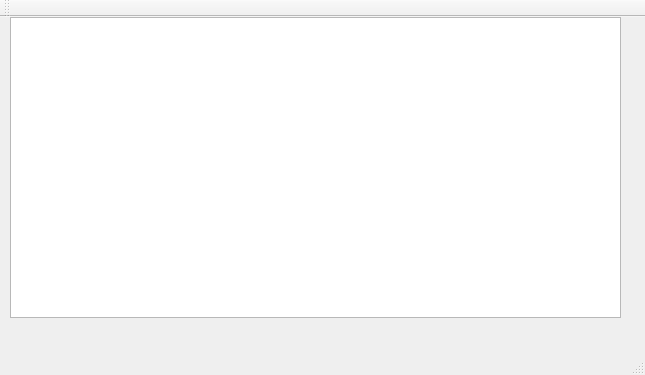
The window that mainwindow.ui (Alina1999mikh/AppForRecipe) describes before a commit, drawn with Qt 5.
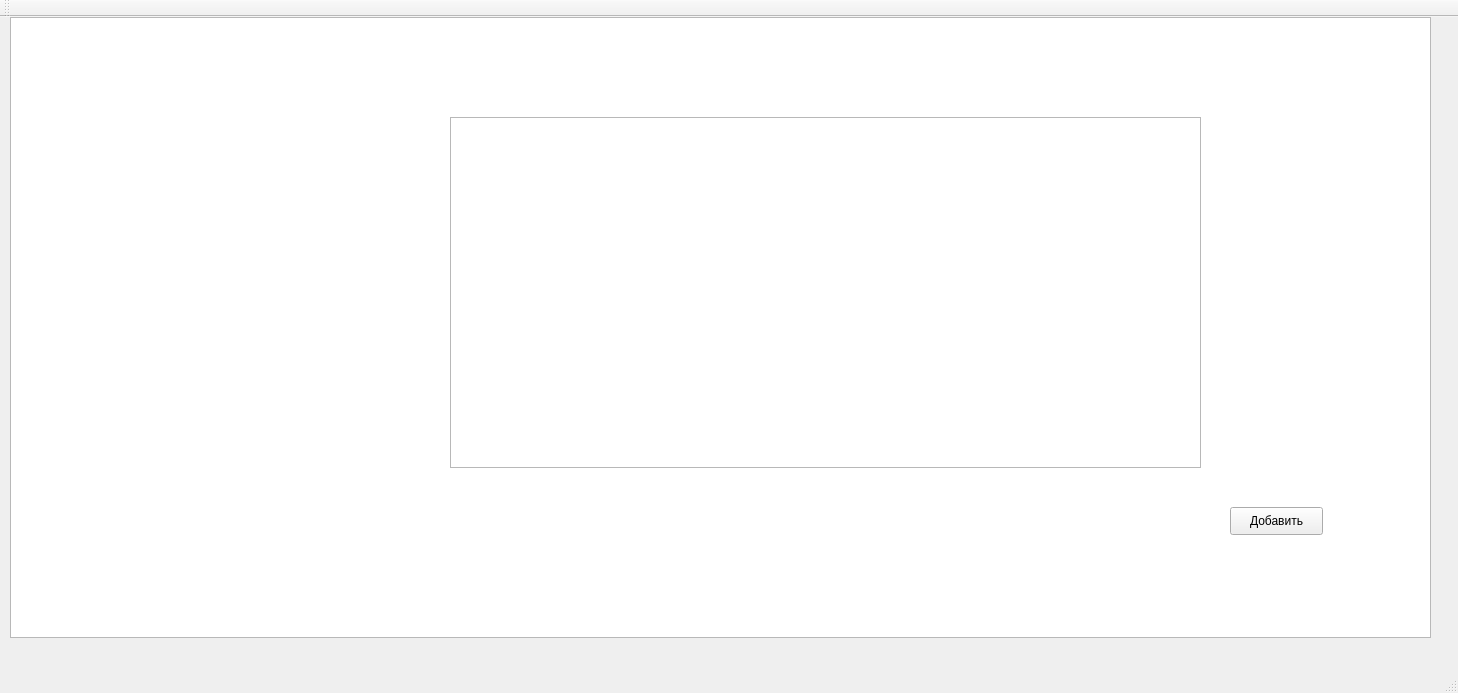
The same window after the commit.

Commit message: Load recipes in textEdit

Patch:
```diff
--- a/mainwindow.ui
+++ b/mainwindow.ui
@@ -6,8 +6,8 @@
    <rect>
     <x>0</x>
     <y>0</y>
-    <width>645</width>
-    <height>375</height>
+    <width>1458</width>
+    <height>693</height>
    </rect>
   </property>
   <property name="windowTitle">
@@ -19,8 +19,31 @@
      <rect>
       <x>10</x>
       <y>0</y>
-      <width>611</width>
-      <height>301</height>
+      <width>1421</width>
+      <height>621</height>
+     </rect>
+    </property>
+   </widget>
+   <widget class="QPushButton" name="pushButton">
+    <property name="geometry">
+     <rect>
+      <x>1230</x>
+      <y>490</y>
+      <width>93</width>
+      <height>28</height>
+     </rect>
+    </property>
+    <property name="text">
+     <string>Добавить</string>
+    </property>
+   </widget>
+   <widget class="QTextEdit" name="textEdit">
+    <property name="geometry">
+     <rect>
+      <x>450</x>
+      <y>100</y>
+      <width>751</width>
+      <height>351</height>
      </rect>
     </property>
    </widget>
```
Left out of the diff: 2 changed lines with no effect on the pictures. The commit also changes 7 other files.
